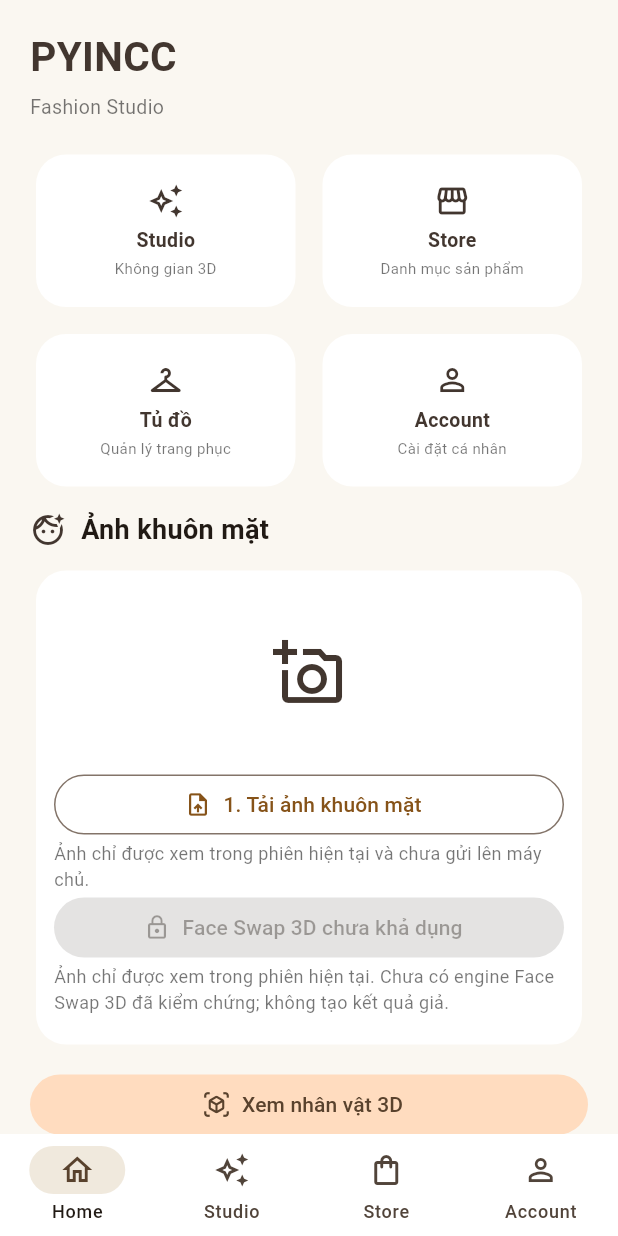
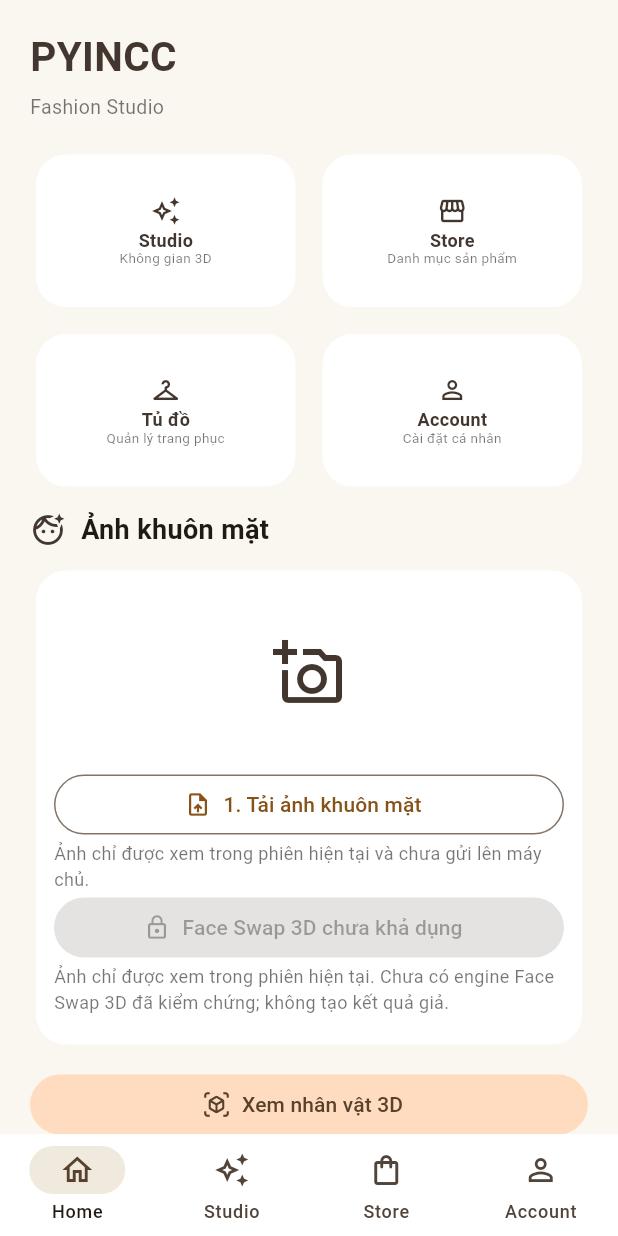
Before and after one commit to chiendollar0/PYINCC-FASHONAI, a Flutter app: the HomeShell screen opened directly, on a phone screen of 412 x 824 dp. Run offline on Flutter 3.47's test engine with Material 3 defaults, Android fonts, the light colour scheme and no system bars; our stand-ins replace firebase_auth, firebase_core, image_picker, share_plus; missing offline and left inert: model_viewer_plus; accounts and stored records are empty.

Commit message:
Fix compact Home action card overflow

```diff
--- a/lib/main.dart
+++ b/lib/main.dart
@@ -303,17 +303,19 @@ class _HomeQuickAction extends StatelessWidget {
       child: Padding(
         padding: const EdgeInsets.symmetric(horizontal: 8, vertical: 10),
         child: Column(
+          mainAxisSize: MainAxisSize.min,
           mainAxisAlignment: MainAxisAlignment.center,
           children: [
-            Icon(icon, color: coffee, size: 24),
-            const SizedBox(height: 5),
+            Icon(icon, color: coffee, size: 20),
+            const SizedBox(height: 3),
             Text(title, maxLines: 1, overflow: TextOverflow.ellipsis,
-              style: const TextStyle(fontSize: 13, fontWeight: FontWeight.w700,
-                color: coffee)),
-            const SizedBox(height: 2),
+              style: const TextStyle(fontSize: 12, height: 1.1,
+                fontWeight: FontWeight.w700, color: coffee)),
+            const SizedBox(height: 1),
             Text(subtitle, maxLines: 1, overflow: TextOverflow.ellipsis,
               textAlign: TextAlign.center,
-              style: const TextStyle(fontSize: 10, color: Colors.black54)),
+              style: const TextStyle(fontSize: 9, height: 1.1,
+                color: Colors.black54)),
           ],
         ),
       ),
```
